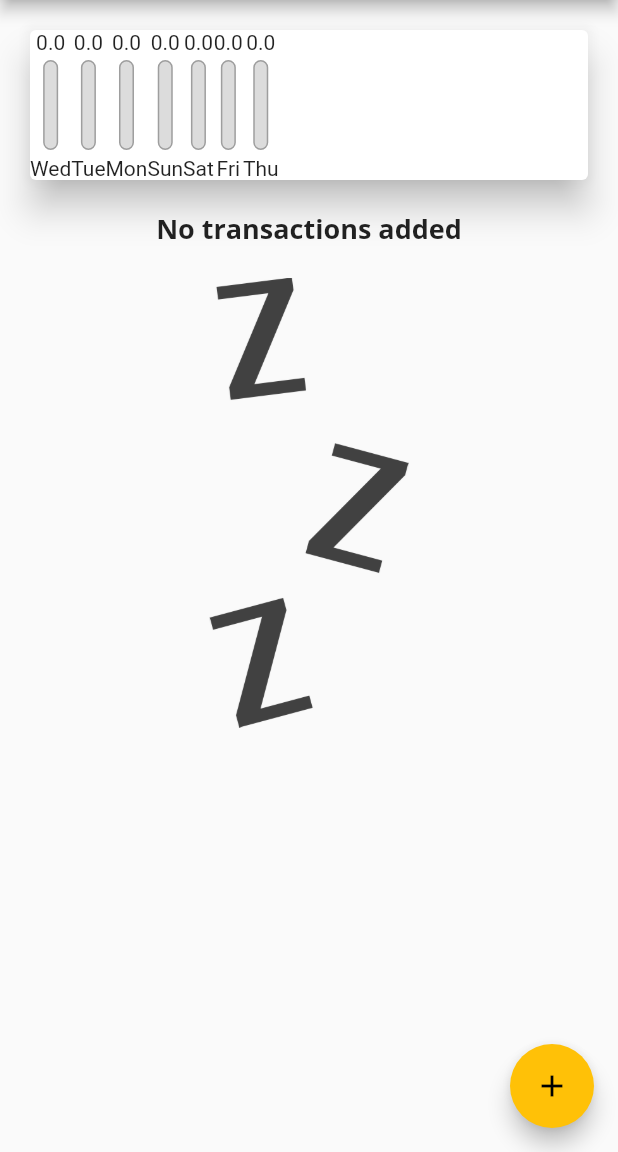
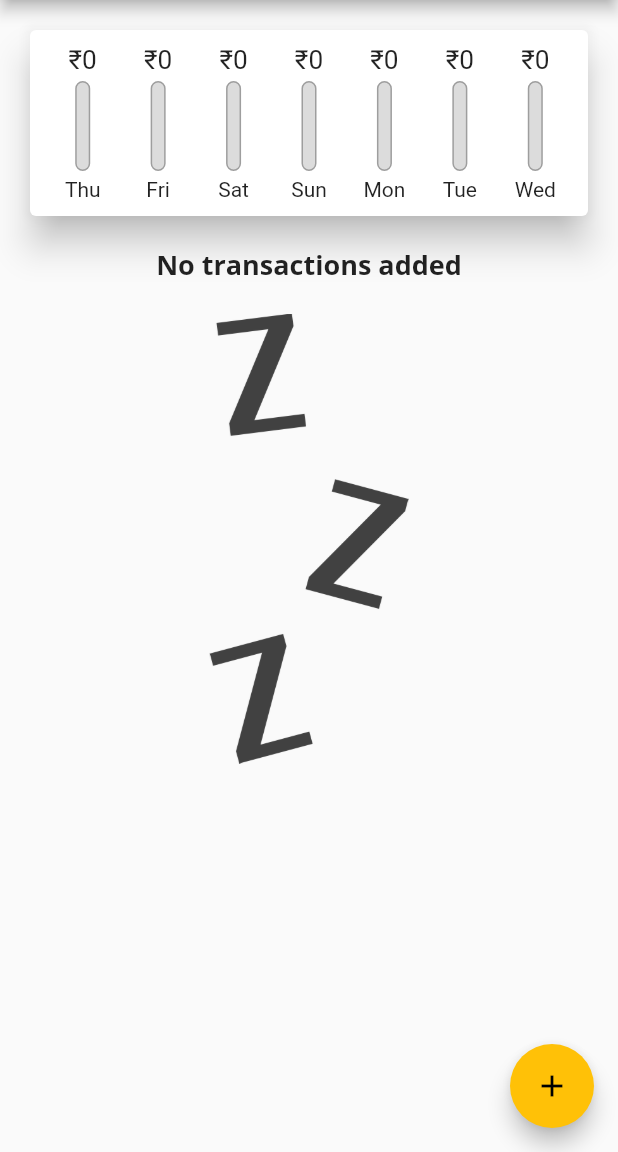
Before and after one commit to apexpre-dator/Expense-Tracker, a Flutter app: the screen it shows after launch, on a phone screen of 412 x 824 dp, the part 84-1236 px from its top. Run offline on Flutter 3.47's test engine with Material 2 defaults, Android fonts, the phone set to English and light mode, and no system bars.

Commit message:
Improving the Chart

```diff
--- a/lib/widgets/chart.dart
+++ b/lib/widgets/chart.dart
@@ -25,7 +25,7 @@ class Chart extends StatelessWidget {
         'day': DateFormat.E().format(weekDay).substring(0, 3),
         'amount': totalSum,
       };
-    });
+    }).reversed.toList();
   }
 
   double get totalSpending {
@@ -39,14 +39,23 @@ class Chart extends StatelessWidget {
     return Card(
       elevation: 10,
       margin: EdgeInsets.all(20),
+      child: Padding(
+        padding: EdgeInsets.all(10),
         child: Row(
+          mainAxisAlignment: MainAxisAlignment.spaceAround,
           children: groupedTransactionValues.map((data) {
-          return ChartBar(
+            return Flexible(
+              fit: FlexFit.tight,
+              child: ChartBar(
                 data['day'] as String,
                 data['amount'] as double,
-            totalSpending == 0.0 ? 0.0 :(data['amount'] as double) / totalSpending,
+                totalSpending == 0.0
+                    ? 0.0
+                    : (data['amount'] as double) / totalSpending,
+              ),
             );
           }).toList(),
+        ),
       ),
     );
   }
--- a/lib/widgets/chart_bar.dart
+++ b/lib/widgets/chart_bar.dart
@@ -11,7 +11,12 @@ class ChartBar extends StatelessWidget {
   Widget build(BuildContext context) {
     return Column(
       children: <Widget>[
-        Text('$spentAmount'),
+        Container(
+          height: 20,
+          child: FittedBox(
+            child: Text('₹${spentAmount.toStringAsFixed(0)}'),
+          ),
+        ),
         SizedBox(
           height: 4,
         ),
```
Also changed, not shown: lib/widgets/transaction_list.dart (+12 -28 lines). Lines whose indentation alone changed are shown as unchanged.
